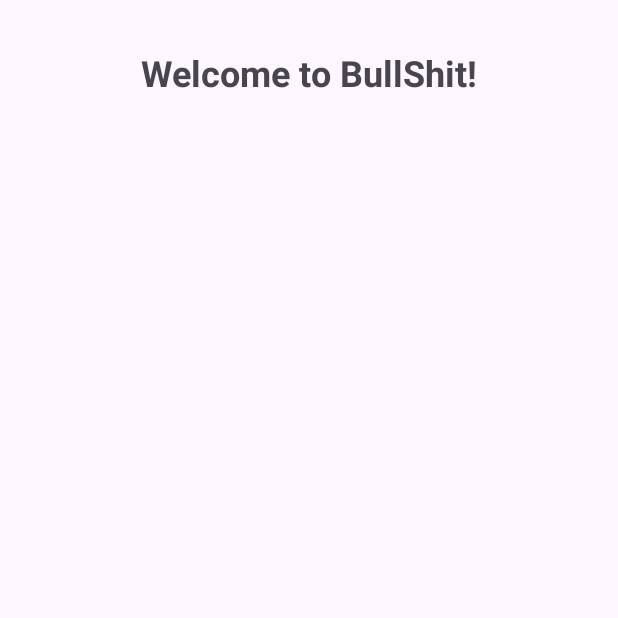
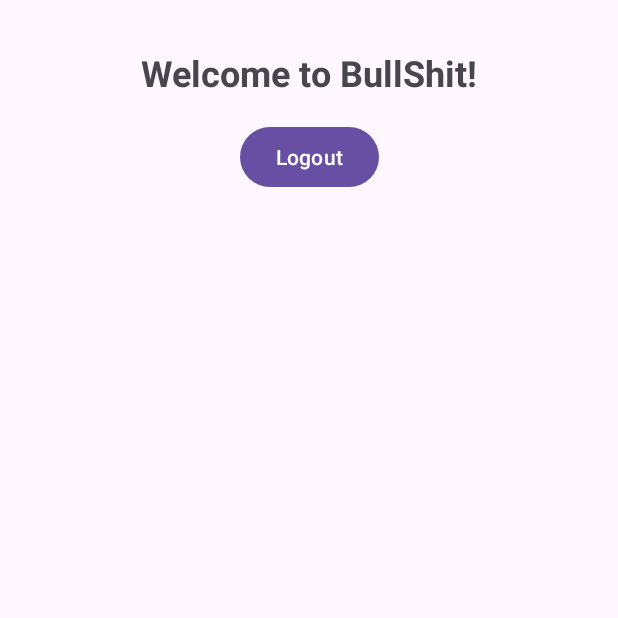
Before and after one commit to OzzieMunoz/Project2, an Android app: the LandingPage screen opened directly, with no data from a screen before it, on a phone screen of 412 x 824 dp, the top half of it. Run offline under Robolectric (Android 15) with nearby library versions, the phone set to English and light mode, and no system bars.

Commit message:
Added logout

```diff
--- a/app/src/main/java/com/example/bullshit/LandingPage.java
+++ b/app/src/main/java/com/example/bullshit/LandingPage.java
@@ -1,6 +1,8 @@
 package com.example.bullshit;
 
+import android.content.Intent;
 import android.os.Bundle;
+import android.widget.Button;
 import android.widget.TextView;
 import androidx.appcompat.app.AppCompatActivity;
 
@@ -13,5 +15,13 @@ public class LandingPage extends AppCompatActivity {
         // Display a welcome message
         TextView welcomeText = findViewById(R.id.welcomeText);
         welcomeText.setText("Welcome to BullShit!");
+
+        // Logout button
+        Button logoutButton = findViewById(R.id.logoutButton);
+        logoutButton.setOnClickListener(v -> {
+            Intent intent = new Intent(LandingPage.this, MainActivity.class);
+            startActivity(intent);
+            finish();
+        });
     }
 }
--- a/app/src/main/res/layout/activity_landing_page.xml
+++ b/app/src/main/res/layout/activity_landing_page.xml
@@ -17,4 +17,14 @@
         app:layout_constraintStart_toStartOf="parent"
         app:layout_constraintEnd_toEndOf="parent"
         android:layout_marginTop="32dp" />
+
+    <Button
+        android:id="@+id/logoutButton"
+        android:layout_width="wrap_content"
+        android:layout_height="wrap_content"
+        android:text="Logout"
+        app:layout_constraintTop_toBottomOf="@id/welcomeText"
+        app:layout_constraintStart_toStartOf="parent"
+        app:layout_constraintEnd_toEndOf="parent"
+        android:layout_marginTop="16dp" />
 </androidx.constraintlayout.widget.ConstraintLayout>
```
Also changed, not shown: app/src/main/res/layout/activity_login.xml (+13 -0 lines).
